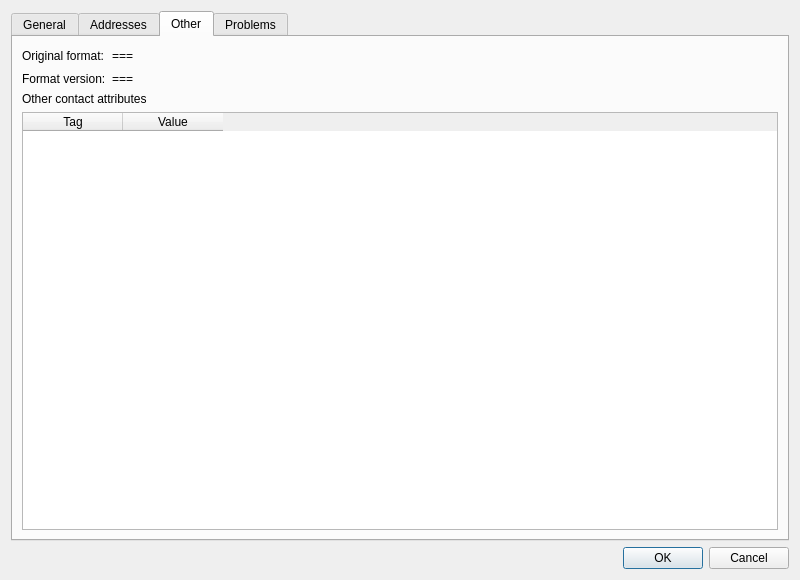
Before: the Qt Designer form src/contactdialog.ui in DarkHobbit/doublecontact, drawn with Qt 5.
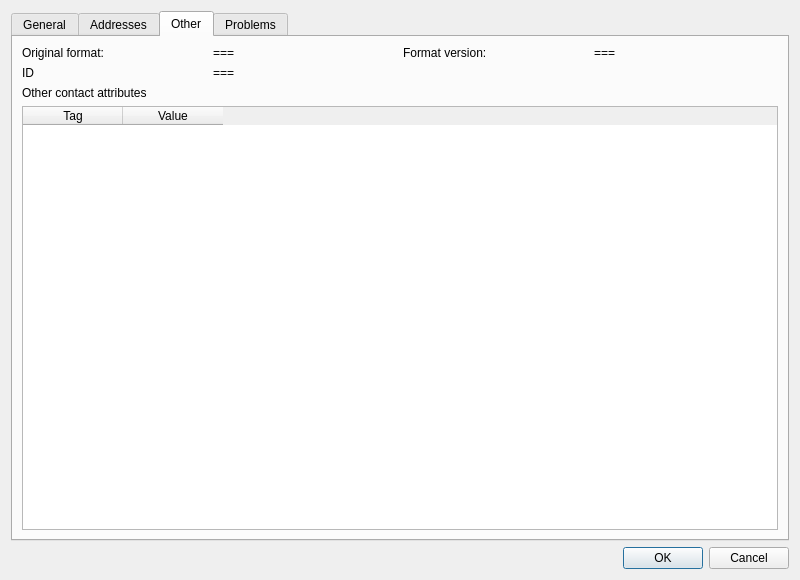
After: the same form once the commit is applied. The open tabs and pages were chosen to show the change. Icons and pictures are not drawn.

The edit to the form file:
```diff
--- a/src/contactdialog.ui
+++ b/src/contactdialog.ui
@@ -338,47 +338,48 @@
       <layout class="QVBoxLayout" name="verticalLayout_5">
        <item>
         <layout class="QGridLayout" name="gridLayout_2">
-         <item row="0" column="0">
-          <widget class="QLabel" name="lbOriginalFormat">
-           <property name="text">
-            <string>Original format:</string>
-           </property>
-          </widget>
-         </item>
-         <item row="0" column="1">
-          <widget class="QLabel" name="lbOriginalFormatValue">
-           <property name="text">
-            <string>===</string>
-           </property>
-          </widget>
-         </item>
          <item row="0" column="2">
-          <spacer name="horizontalSpacer">
-           <property name="orientation">
-            <enum>Qt::Horizontal</enum>
-           </property>
-           <property name="sizeHint" stdset="0">
-            <size>
-             <width>40</width>
-             <height>20</height>
-            </size>
-           </property>
-          </spacer>
-         </item>
-         <item row="1" column="0">
           <widget class="QLabel" name="lbFormatVersion">
            <property name="text">
             <string>Format version:</string>
            </property>
           </widget>
          </item>
-         <item row="1" column="1">
+         <item row="1" column="0">
+          <widget class="QLabel" name="lbID">
+           <property name="text">
+            <string>ID</string>
+           </property>
+          </widget>
+         </item>
+         <item row="0" column="3">
           <widget class="QLabel" name="lbFormatVersionValue">
            <property name="text">
             <string>===</string>
            </property>
           </widget>
          </item>
+         <item row="0" column="1">
+          <widget class="QLabel" name="lbOriginalFormatValue">
+           <property name="text">
+            <string>===</string>
+           </property>
+          </widget>
+         </item>
+         <item row="0" column="0">
+          <widget class="QLabel" name="lbOriginalFormat">
+           <property name="text">
+            <string>Original format:</string>
+           </property>
+          </widget>
+         </item>
+         <item row="1" column="1">
+          <widget class="QLabel" name="lbIDValue">
+           <property name="text">
+            <string>===</string>
+           </property>
+          </widget>
+         </item>
         </layout>
        </item>
        <item>
```
